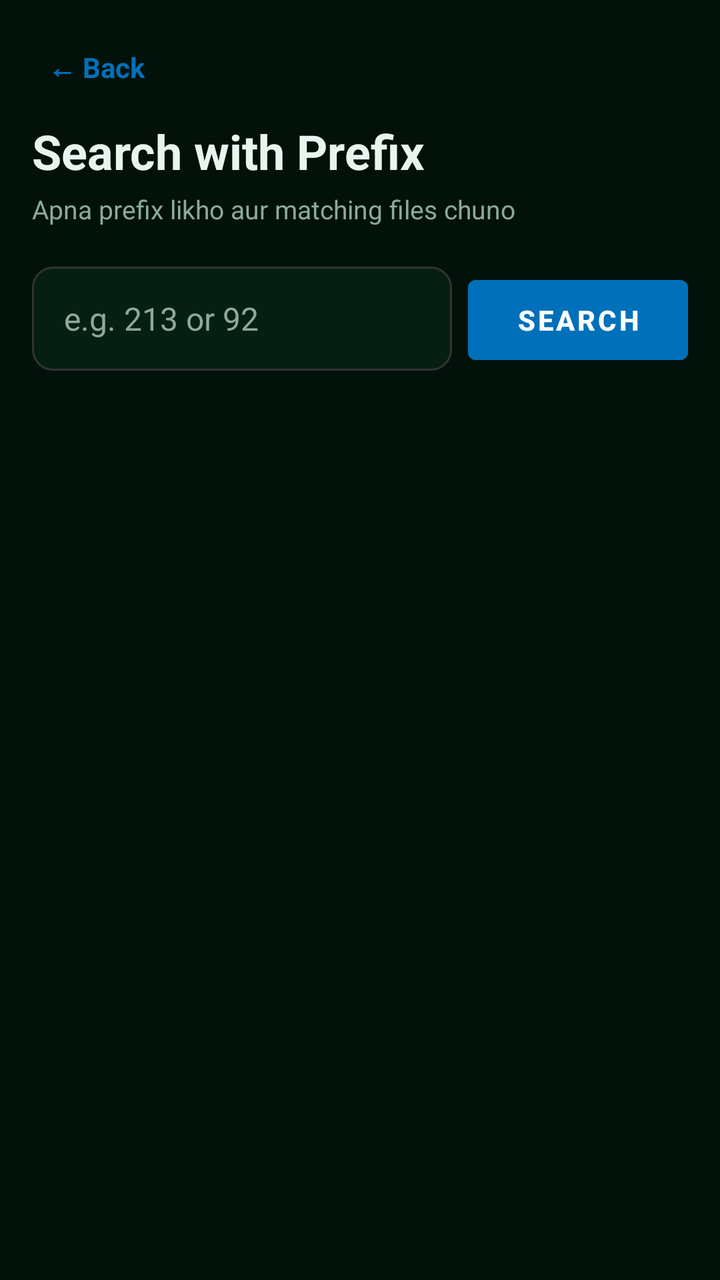
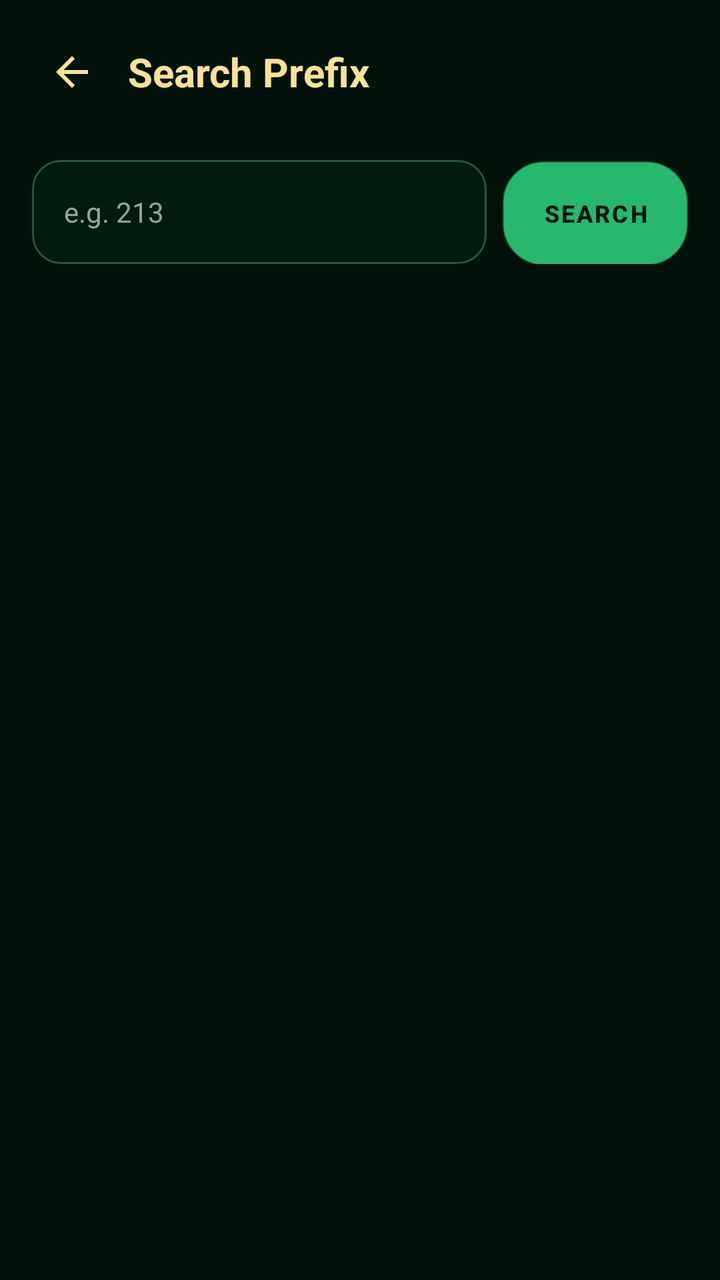

Two renders of the same Android screen: before a commit and after it. Below are the layout's source before the change and the commit's diff.
<!-- AndroidManifest.xml: activity theme Theme.RealEarnPayPal -->
<!-- res/layout/activity_prefix_input.xml -->
<?xml version="1.0" encoding="utf-8"?>
<LinearLayout xmlns:android="http://schemas.android.com/apk/res/android"
    android:layout_width="match_parent"
    android:layout_height="match_parent"
    android:orientation="vertical"
    android:background="@color/bg_dark"
    android:padding="16dp">

    <TextView
        android:id="@+id/btnBack"
        android:layout_width="wrap_content"
        android:layout_height="wrap_content"
        android:padding="8dp"
        android:text="← Back"
        android:textColor="@color/paypal_blue"
        android:textSize="14sp"
        android:textStyle="bold" />

    <TextView
        android:layout_width="wrap_content"
        android:layout_height="wrap_content"
        android:layout_marginTop="8dp"
        android:text="Search with Prefix"
        android:textColor="@color/text_light"
        android:textSize="24sp"
        android:textStyle="bold" />

    <TextView
        android:layout_width="wrap_content"
        android:layout_height="wrap_content"
        android:layout_marginTop="4dp"
        android:text="Apna prefix likho aur matching files chuno"
        android:textColor="@color/text_dim"
        android:textSize="13sp" />

    
    <LinearLayout
        android:layout_width="match_parent"
        android:layout_height="wrap_content"
        android:layout_marginTop="20dp"
        android:orientation="horizontal">

        <EditText
            android:id="@+id/etPrefix"
            android:layout_width="0dp"
            android:layout_height="52dp"
            android:layout_weight="1"
            android:background="@drawable/bg_input"
            android:hint="e.g. 213 or 92"
            android:inputType="number"
            android:maxLength="10"
            android:paddingHorizontal="16dp"
            android:imeOptions="actionSearch"
            android:textColor="@color/text_light"
            android:textColorHint="@color/text_dim"
            android:textSize="16sp" />

        <Button
            android:id="@+id/btnSearch"
            android:layout_width="wrap_content"
            android:layout_height="52dp"
            android:layout_marginStart="8dp"
            android:backgroundTint="@color/paypal_blue"
            android:paddingHorizontal="24dp"
            android:text="Search"
            android:textColor="@color/white"
            android:textStyle="bold" />

    </LinearLayout>

    <ProgressBar
        android:id="@+id/progressBar"
        android:layout_width="32dp"
        android:layout_height="32dp"
        android:layout_gravity="center_horizontal"
        android:layout_marginTop="24dp"
        android:indeterminateTint="@color/paypal_blue"
        android:visibility="gone" />

    <TextView
        android:id="@+id/tvEmpty"
        android:layout_width="match_parent"
        android:layout_height="wrap_content"
        android:layout_marginTop="24dp"
        android:gravity="center"
        android:textColor="@color/text_dim"
        android:textSize="14sp"
        android:visibility="gone" />

    <androidx.recyclerview.widget.RecyclerView
        android:id="@+id/recycler"
        android:layout_width="match_parent"
        android:layout_height="0dp"
        android:layout_weight="1"
        android:layout_marginTop="16dp"
        android:clipToPadding="false" />

</LinearLayout>
<!-- resources referenced by this layout -->
<resources>
  <color name="bg_dark">#FF02120A</color>
  <color name="paypal_blue">#FF0070BA</color>
  <color name="text_dim">#FF8BAA9A</color>
  <color name="text_light">#FFE8F5EE</color>
  <color name="white">#FFFFFFFF</color>
  <!-- drawable bg_input (drawable) -->
  <?xml version="1.0" encoding="utf-8"?>
  <shape xmlns:android="http://schemas.android.com/apk/res/android"
      android:shape="rectangle">
      <solid android:color="@color/bg_card" />
      <corners android:radius="10dp" />
      <stroke android:width="1dp" android:color="#333333" />
  </shape>
  <style name="Theme.RealEarnPayPal" parent="Theme.MaterialComponents.NoActionBar">
          <item name="colorPrimary">@color/vip_emerald</item>
          <item name="colorPrimaryVariant">@color/vip_emerald_dark</item>
          <item name="colorOnPrimary">@color/white</item>
          <item name="colorSecondary">@color/vip_gold</item>
          <item name="colorOnSecondary">@color/black</item>
          <item name="android:statusBarColor">@color/bg_dark</item>
          <item name="android:navigationBarColor">@color/bg_dark</item>
          <item name="android:windowBackground">@color/bg_dark</item>
          <item name="android:textColorPrimary">@color/text_light</item>
          <item name="android:textColorSecondary">@color/text_dim</item>
      </style>
  <color name="bg_card">#FF061F12</color>
  <color name="vip_emerald">#FF27B86E</color>
  <color name="vip_emerald_dark">#FF168A50</color>
  <color name="vip_gold">#FFE6C15A</color>
  <color name="black">#FF000000</color>
</resources>

<!-- the commit's change to res/layout/activity_prefix_input.xml (unified diff, before → after) -->
@@ -1,71 +1,70 @@
 <?xml version="1.0" encoding="utf-8"?>
 <LinearLayout xmlns:android="http://schemas.android.com/apk/res/android"
+    xmlns:app="http://schemas.android.com/apk/res-auto"
     android:layout_width="match_parent"
     android:layout_height="match_parent"
     android:orientation="vertical"
     android:background="@color/bg_dark"
     android:padding="16dp">
 
-    <TextView
-        android:id="@+id/btnBack"
-        android:layout_width="wrap_content"
-        android:layout_height="wrap_content"
-        android:padding="8dp"
-        android:text="← Back"
-        android:textColor="@color/paypal_blue"
-        android:textSize="14sp"
-        android:textStyle="bold" />
-
-    <TextView
-        android:layout_width="wrap_content"
-        android:layout_height="wrap_content"
-        android:layout_marginTop="8dp"
-        android:text="Search with Prefix"
-        android:textColor="@color/text_light"
-        android:textSize="24sp"
-        android:textStyle="bold" />
-
-    <TextView
-        android:layout_width="wrap_content"
-        android:layout_height="wrap_content"
-        android:layout_marginTop="4dp"
-        android:text="Apna prefix likho aur matching files chuno"
-        android:textColor="@color/text_dim"
-        android:textSize="13sp" />
-
-    
     <LinearLayout
         android:layout_width="match_parent"
         android:layout_height="wrap_content"
-        android:layout_marginTop="20dp"
-        android:orientation="horizontal">
+        android:gravity="center_vertical"
+        android:paddingBottom="12dp">
+
+        <ImageButton
+            android:id="@+id/btnBack"
+            android:layout_width="40dp"
+            android:layout_height="40dp"
+            android:background="?attr/selectableItemBackgroundBorderless"
+            android:src="@drawable/ic_arrow_back"
+            app:tint="@color/vip_gold_light" />
+
+        <TextView
+            android:layout_width="0dp"
+            android:layout_height="wrap_content"
+            android:layout_weight="1"
+            android:layout_marginStart="8dp"
+            android:text="Search Prefix"
+            android:textColor="@color/vip_gold_light"
+            android:textSize="20sp"
+            android:textStyle="bold" />
+    </LinearLayout>
+
+    <LinearLayout
+        android:layout_width="match_parent"
+        android:layout_height="wrap_content"
+        android:orientation="horizontal"
+        android:layout_marginTop="12dp">
 
         <EditText
             android:id="@+id/etPrefix"
             android:layout_width="0dp"
             android:layout_height="52dp"
             android:layout_weight="1"
-            android:background="@drawable/bg_input"
-            android:hint="e.g. 213 or 92"
+            android:background="@drawable/bg_vip_input"
+            android:hint="e.g. 213"
             android:inputType="number"
             android:maxLength="10"
             android:paddingHorizontal="16dp"
             android:imeOptions="actionSearch"
-            android:textColor="@color/text_light"
+            android:textColor="@color/white"
             android:textColorHint="@color/text_dim"
-            android:textSize="16sp" />
+            android:textSize="14sp" />
 
         <Button
             android:id="@+id/btnSearch"
             android:layout_width="wrap_content"
             android:layout_height="52dp"
             android:layout_marginStart="8dp"
-            android:backgroundTint="@color/paypal_blue"
-            android:paddingHorizontal="24dp"
-            android:text="Search"
-            android:textColor="@color/white"
-            android:textStyle="bold" />
-
+            android:background="@drawable/bg_vip_button_primary"
+            android:paddingHorizontal="20dp"
+            android:text="SEARCH"
+            android:textColor="@color/bg_dark"
+            android:textStyle="bold"
+            android:textSize="12sp"
+            android:stateListAnimator="@null" />
     </LinearLayout>
 
     <ProgressBar
@@ -73,18 +72,18 @@
         android:layout_width="32dp"
         android:layout_height="32dp"
         android:layout_gravity="center_horizontal"
-        android:layout_marginTop="24dp"
-        android:indeterminateTint="@color/paypal_blue"
+        android:layout_marginTop="16dp"
+        android:indeterminateTint="@color/vip_emerald"
         android:visibility="gone" />
 
     <TextView
         android:id="@+id/tvEmpty"
         android:layout_width="match_parent"
         android:layout_height="wrap_content"
-        android:layout_marginTop="24dp"
+        android:layout_marginTop="16dp"
         android:gravity="center"
         android:textColor="@color/text_dim"
-        android:textSize="14sp"
+        android:textSize="13sp"
         android:visibility="gone" />
 
     <androidx.recyclerview.widget.RecyclerView
@@ -92,7 +91,7 @@
         android:layout_width="match_parent"
         android:layout_height="0dp"
         android:layout_weight="1"
-        android:layout_marginTop="16dp"
+        android:layout_marginTop="12dp"
         android:clipToPadding="false" />
 
 </LinearLayout>
<!-- resource entries referenced after the edit -->
@@ -1,18 +1,37 @@
 <!-- resources referenced by this layout -->
 <resources>
   <color name="bg_dark">#FF02120A</color>
-  <color name="paypal_blue">#FF0070BA</color>
   <color name="text_dim">#FF8BAA9A</color>
   <color name="text_light">#FFE8F5EE</color>
   <color name="white">#FFFFFFFF</color>
-  <!-- drawable bg_input (drawable) -->
+  <!-- drawable bg_vip_button_primary (drawable) -->
   <?xml version="1.0" encoding="utf-8"?>
-  <shape xmlns:android="http://schemas.android.com/apk/res/android"
-      android:shape="rectangle">
-      <solid android:color="@color/bg_card" />
-      <corners android:radius="10dp" />
-      <stroke android:width="1dp" android:color="#333333" />
+  <shape xmlns:android="http://schemas.android.com/apk/res/android" android:shape="rectangle">
+      <gradient
+          android:startColor="#27B86E"
+          android:centerColor="#52DBA0"
+          android:endColor="#27B86E"
+          android:angle="135" />
+      <corners android:radius="20dp" />
+      <stroke android:width="1dp" android:color="#66FFFFFF" />
   </shape>
+  <!-- drawable bg_vip_input (drawable) -->
+  <?xml version="1.0" encoding="utf-8"?>
+  <shape xmlns:android="http://schemas.android.com/apk/res/android" android:shape="rectangle">
+      <solid android:color="#031A0E" />
+      <corners android:radius="14dp" />
+      <stroke android:width="1dp" android:color="#5082DBA0" />
+  </shape>
+  <!-- drawable ic_arrow_back (drawable) -->
+  <vector xmlns:android="http://schemas.android.com/apk/res/android"
+      android:width="24dp"
+      android:height="24dp"
+      android:viewportWidth="24"
+      android:viewportHeight="24">
+    <path
+        android:fillColor="#FFFFFF"
+        android:pathData="M20,11H7.83l5.59,-5.59L12,4l-8,8 8,8 1.41,-1.41L7.83,13H20v-2z"/>
+  </vector>
   <style name="Theme.RealEarnPayPal" parent="Theme.MaterialComponents.NoActionBar">
           <item name="colorPrimary">@color/vip_emerald</item>
           <item name="colorPrimaryVariant">@color/vip_emerald_dark</item>
@@ -25,8 +44,8 @@
           <item name="android:textColorPrimary">@color/text_light</item>
           <item name="android:textColorSecondary">@color/text_dim</item>
       </style>
-  <color name="bg_card">#FF061F12</color>
   <color name="vip_emerald">#FF27B86E</color>
+  <color name="vip_gold_light">#FFF9E295</color>
   <color name="vip_emerald_dark">#FF168A50</color>
   <color name="vip_gold">#FFE6C15A</color>
   <color name="black">#FF000000</color>
